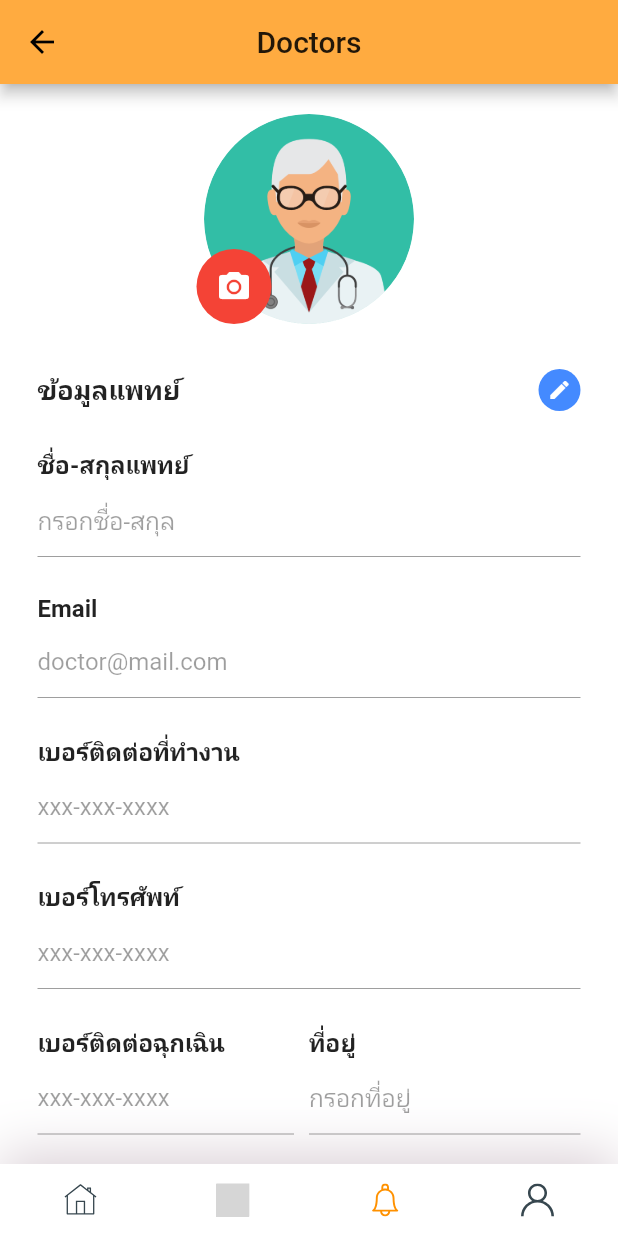
After one commit to mindme008/wangpharmalink, a Flutter app: the Home screen opened by its route, item 3 of the bottom bar chosen, after a tap on "เพิ่มแพทย์ผู้ดูแล", on a phone screen of 412 x 824 dp. The commit adds this screen. Run offline on Flutter 3.47's test engine with Material 2 defaults, Android fonts, the phone set to English and light mode, and no system bars; our stand-ins replace flare_flutter, flutter_local_notifications, flutter_svg, geolocator, rxdart, shared_preferences and 1 more; missing offline and left inert: android_alarm_manager; accounts and stored records are empty; grey boxes are pictures that could not be loaded.

Commit message:
อัป ui doctorprofile

```diff
--- a/lib/button/rounded_password_field.dart
+++ b/lib/button/rounded_password_field.dart
@@ -11,20 +11,31 @@ class RoundedPasswordField extends StatelessWidget{
 
   @override
   Widget build(BuildContext context){
+    bool _obscureText = true;
     return TextFieldContainer(
       child: TextField(
-        obscureText: true,
+        autofocus: false,
+        obscureText: _obscureText,
+        keyboardType: TextInputType.text,
         onChanged: onChange,
         decoration: InputDecoration(
           hintText: "Password",
           icon: Icon(Icons.lock,
             color: kPrimaryColor,
           ),
-          suffixIcon: Icon(Icons.visibility,color: kPrimaryColor,
-          ),   //eye
+          suffixIcon: GestureDetector(
+            child: Icon(
+              _obscureText ? Icons.visibility : Icons.visibility_off,
+              semanticLabel:
+              _obscureText ? 'show password' : 'hide password',
+            ),
+          ),  //eye
+
           border: InputBorder.none,
+
         ),
       ),
     );
   }
+
 }
--- /dev/null
+++ b/lib/components/Doctors/Body.dart
@@ -0,0 +1,104 @@
+import 'package:flutter/material.dart';
+import 'package:flutter_demo/components/Doctors/doctorprofile.dart';
+import 'package:flutter_demo/screens/AddDoctor_screen.dart';
+import 'package:flutter_demo/screens/DoctorProfile_screen.dart';
+
+class Body extends StatefulWidget {
+  @override
+  _MyDoctorPageState createState() => _MyDoctorPageState();
+}
+
+class _MyDoctorPageState extends State<Body> {
+  @override
+  Widget build(BuildContext context) {
+    return Scaffold(
+      //backgroundColor: kPrimary,
+      body: Padding(
+        padding: const EdgeInsets.symmetric(horizontal: 24),
+        child: Column(
+          crossAxisAlignment: CrossAxisAlignment.start,
+          children: [
+            SizedBox(height: 20),
+            Text(
+              'Add Doctors',
+              style: TextStyle(
+                color: Colors.black,
+                fontSize: 20,
+                fontWeight: FontWeight.bold,
+              ),
+            ),
+            SizedBox(height: 10),
+            ClipRRect(
+              borderRadius: BorderRadius.circular(20),
+              child:
+              FlatButton(
+                onPressed: () {
+                  Navigator.push(context,
+                    MaterialPageRoute(builder: (context) => DoctorProfileScreen()),
+                  );
+
+                },
+                padding: EdgeInsets.symmetric(horizontal: 15, vertical: 15),
+                color: Colors.blueGrey,
+                splashColor: Colors.black,
+                child: Row(
+                  mainAxisAlignment: MainAxisAlignment.center,
+                  children: [
+                    Icon(Icons.contact_phone,
+                      color: Colors.white,
+                      size: 25,
+                    ),
+                    SizedBox(width: 10),
+                    Text(
+                      'เพิ่มแพทย์ผู้ดูแล',
+                      style: TextStyle(
+                        color: Colors.white,
+                        fontSize: 18,
+                      ),
+                    )
+                  ],
+                ),
+              ),
+            ),
+            SizedBox(height: 60),
+            Row(
+              crossAxisAlignment: CrossAxisAlignment.center,
+              mainAxisAlignment: MainAxisAlignment.center,
+              children: [
+                CircleAvatar(
+                  radius: 65.0,
+                  backgroundImage: AssetImage('assets/images/doctor.png'),
+                  backgroundColor: Colors.white,
+                ),
+              ],
+            ),
+            SizedBox(height: 10.0,),
+            Row(
+                crossAxisAlignment: CrossAxisAlignment.center,
+                mainAxisAlignment: MainAxisAlignment.center,
+              children: [
+                Text('List your doctors',
+                    style: TextStyle(
+                      color:Colors.black,
+                      fontSize: 20.0,
+                    )),
+              ],
+            ),
+            SizedBox(height: 10.0,),
+            Row(
+              crossAxisAlignment: CrossAxisAlignment.center,
+              mainAxisAlignment: MainAxisAlignment.center,
+              children: [
+                Text('เพิ่มข้อมูลแพทย์ประจำตัว เพื่อง่ายต่อการนัดหมาย',
+                    style: TextStyle(
+                      color:Colors.black,
+                      fontSize: 12.0,
+                    )),
+              ],
+            ),
+          ],
+        ),
+      ),
+    );
+  }
+}
--- /dev/null
+++ b/lib/components/Doctors/doctorprofile.dart
@@ -0,0 +1,412 @@
+import 'package:flutter/material.dart';
+import 'package:flutter/cupertino.dart';
+import 'package:flutter_demo/models/patientdata.dart';
+import 'package:flutter/services.dart';
+
+import 'package:shared_preferences/shared_preferences.dart';
+import 'package:http/http.dart' as http;
+import 'dart:convert';
+
+class DoctorProfile extends StatefulWidget {
+  @override
+  DoctorProfileState createState() => DoctorProfileState();
+}
+
+class DoctorProfileState extends State<DoctorProfile>
+    with SingleTickerProviderStateMixin {
+  bool _status = true;
+  final FocusNode myFocusNode = FocusNode();
+
+  @override
+  Widget build(BuildContext context) {
+    return new Scaffold(
+        body:
+        new Container(
+          color: Colors.white,
+          child: new ListView(
+            children: <Widget>[
+              Column(
+                children: <Widget>[
+                  new Container(
+                    height: 190.0,
+                    color: Colors.white,
+                    child: new Column(
+                      children: <Widget>[
+                        Padding(
+                          padding: EdgeInsets.only(top: 20.0),
+                          child: new Stack(fit: StackFit.loose, children: <
+                              Widget>[
+                            new Row(
+                              crossAxisAlignment: CrossAxisAlignment.center,
+                              mainAxisAlignment: MainAxisAlignment.center,
+                              children: <Widget>[
+                                new Container(
+                                    width: 140.0,
+                                    height: 140.0,
+                                    decoration: new BoxDecoration(
+                                      shape: BoxShape.circle,
+                                      image: new DecorationImage(
+                                        image: new ExactAssetImage(
+                                            'assets/images/doctor.png'),
+                                        fit: BoxFit.cover,
+                                      ),
+                                    )),
+                              ],
+                            ),
+                            Padding(
+                                padding: EdgeInsets.only(
+                                    top: 90.0, right: 100.0),
+                                child: new Row(
+                                  mainAxisAlignment: MainAxisAlignment.center,
+                                  children: <Widget>[
+                                    new CircleAvatar(
+                                      backgroundColor: Colors.red,
+                                      radius: 25.0,
+                                      child: new Icon(
+                                        Icons.camera_alt,
+                                        color: Colors.white,
+                                      ),
+                                    )
+                                  ],
+                                )),
+                          ]),
+                        )
+                      ],
+                    ),
+                  ),
+                  new Container(
+                    color: Color(0xFFFFFFFF),
+                    child: Padding(
+                      padding: EdgeInsets.only(bottom: 40.0),
+                      child: new Column(
+                        crossAxisAlignment: CrossAxisAlignment.start,
+                        mainAxisAlignment: MainAxisAlignment.start,
+                        children: <Widget>[
+                          Padding(
+                              padding: EdgeInsets.only(
+                                  left: 25.0, right: 25.0, top: 0),
+                              child: new Row(
+                                mainAxisAlignment: MainAxisAlignment
+                                    .spaceBetween,
+                                mainAxisSize: MainAxisSize.max,
+                                children: <Widget>[
+                                  new Column(
+                                    mainAxisAlignment: MainAxisAlignment
+                                        .start,
+                                    mainAxisSize: MainAxisSize.min,
+                                    children: <Widget>[
+                                      new Text(
+                                        'ข้อมูลแพทย์',
+                                        style: TextStyle(
+                                            fontSize: 18.0,
+                                            fontWeight: FontWeight.bold),
+                                      ),
+                                    ],
+                                  ),
+                                  new Column(
+                                    mainAxisAlignment: MainAxisAlignment.end,
+                                    mainAxisSize: MainAxisSize.min,
+                                    children: <Widget>[
+                                      _status
+                                          ? _getEditIcon()
+                                          : new Container(),
+                                    ],
+                                  )
+                                ],
+                              )),
+                          Padding(
+                              padding: EdgeInsets.only(
+                                  left: 25.0, right: 25.0, top: 25.0),
+                              child: new Row(
+                                mainAxisSize: MainAxisSize.max,
+                                children: <Widget>[
+                                  new Column(
+                                    mainAxisAlignment: MainAxisAlignment
+                                        .start,
+                                    mainAxisSize: MainAxisSize.min,
+                                    children: <Widget>[
+                                      new Text('ชื่อ-สกุลแพทย์',
+                                        style: TextStyle(
+                                            fontSize: 16.0,
+                                            fontWeight: FontWeight.bold),
+                                      ),
+                                    ],
+                                  ),
+                                ],
+                              )),
+                          Padding(
+                              padding: EdgeInsets.only(
+                                  left: 25.0, right: 25.0, top: 2.0),
+                              child: new Row(
+                                mainAxisSize: MainAxisSize.max,
+                                children: <Widget>[
+                                  new Flexible(
+                                    child: new TextField(
+                                      decoration: const InputDecoration(
+                                        hintText: "กรอกชื่อ-สกุล",
+                                      ),
+                                      enabled: !_status,
+                                      autofocus: !_status,
+
+                                    ),
+                                  ),
+                                ],
+                              )),
+                          Padding(
+                              padding: EdgeInsets.only(
+                                  left: 25.0, right: 25.0, top: 25.0),
+                              child: new Row(
+                                mainAxisSize: MainAxisSize.max,
+                                children: <Widget>[
+                                  new Column(
+                                    mainAxisAlignment: MainAxisAlignment
+                                        .start,
+                                    mainAxisSize: MainAxisSize.min,
+                                    children: <Widget>[
+                                      new Text(
+                                        'Email',
+                                        style: TextStyle(
+                                            fontSize: 16.0,
+                                            fontWeight: FontWeight.bold),
+                                      ),
+                                    ],
+                                  ),
+                                ],
+                              )),
+                          Padding(
+                              padding: EdgeInsets.only(
+                                  left: 25.0, right: 25.0, top: 2.0),
+                              child: new Row(
+                                mainAxisSize: MainAxisSize.max,
+                                children: <Widget>[
+                                  new Flexible(
+                                    child: new TextField(
+                                      decoration: const InputDecoration(
+                                          hintText: "doctor@mail.com"),
+                                      enabled: !_status,
+                                    ),
+                                  ),
+                                ],
+                              )),
+                          Padding(
+                              padding: EdgeInsets.only(
+                                  left: 25.0, right: 25.0, top: 25.0),
+                              child: new Row(
+                                mainAxisSize: MainAxisSize.max,
+                                children: <Widget>[
+                                  new Column(
+                                    mainAxisAlignment: MainAxisAlignment
+                                        .start,
+                                    mainAxisSize: MainAxisSize.min,
+                                    children: <Widget>[
+                                      new Text(
+                                        'เบอร์ติดต่อที่ทำงาน',
+                                        style: TextStyle(
+                                            fontSize: 16.0,
+                                            fontWeight: FontWeight.bold),
+                                      ),
+                                    ],
+                                  ),
+                                ],
+                              )),
+                          Padding(
+                              padding: EdgeInsets.only(
+                                  left: 25.0, right: 25.0, top: 2.0),
+                              child: new Row(
+                                mainAxisSize: MainAxisSize.max,
+                                children: <Widget>[
+                                  new Flexible(
+                                    child: new TextField(
+                                      decoration: const InputDecoration(
+                                          hintText: "xxx-xxx-xxxx"),
+                                      enabled: !_status,
+                                    ),
+                                  ),
+                                ],
+                              )),
+                          Padding(
+                              padding: EdgeInsets.only(
+                                  left: 25.0, right: 25.0, top: 25.0),
+                              child: new Row(
+                                mainAxisSize: MainAxisSize.max,
+                                children: <Widget>[
+                                  new Column(
+                                    mainAxisAlignment: MainAxisAlignment
+                                        .start,
+                                    mainAxisSize: MainAxisSize.min,
+                                    children: <Widget>[
+                                      new Text(
+                                        'เบอร์โทรศัพท์',
+                                        style: TextStyle(
+                                            fontSize: 16.0,
+                                            fontWeight: FontWeight.bold),
+                                      ),
+                                    ],
+                                  ),
+                                ],
+                              )),
+                          Padding(
+                              padding: EdgeInsets.only(
+                                  left: 25.0, right: 25.0, top: 2.0),
+                              child: new Row(
+                                mainAxisSize: MainAxisSize.max,
+                                children: <Widget>[
+                                  new Flexible(
+                                    child: new TextField(
+                                      decoration: const InputDecoration(
+                                          hintText: "xxx-xxx-xxxx"),
+                                      enabled: !_status,
+                                    ),
+                                  ),
+                                ],
+                              )),
+                          Padding(
+                              padding: EdgeInsets.only(
+                                  left: 25.0, right: 25.0, top: 25.0),
+                              child: new Row(
+                                mainAxisSize: MainAxisSize.max,
+                                mainAxisAlignment: MainAxisAlignment.start,
+                                children: <Widget>[
+                                  Expanded(
+                                    child: Container(
+                                      child: new Text(
+                                        'เบอร์ติดต่อฉุกเฉิน',
+                                        style: TextStyle(
+                                            fontSize: 16.0,
+                                            fontWeight: FontWeight.bold),
+                                      ),
+                                    ),
+                                    flex: 2,
+                                  ),
+                                  Expanded(
+                                    child: Container(
+                                      child: new Text(
+                                        'ที่อยู่',
+                                        style: TextStyle(
+                                            fontSize: 16.0,
+                                            fontWeight: FontWeight.bold),
+                                      ),
+                                    ),
+                                    flex: 2,
+                                  ),
+                                ],
+                              )),
+                          Padding(
+                              padding: EdgeInsets.only(
+                                  left: 25.0, right: 25.0, top: 2.0),
+                              child: new Row(
+                                mainAxisSize: MainAxisSize.max,
+                                mainAxisAlignment: MainAxisAlignment.start,
+                                children: <Widget>[
+                                  Flexible(
+                                    child: Padding(
+                                      padding: EdgeInsets.only(right: 10.0),
+                                      child: new TextField(
+                                        decoration: const InputDecoration(
+                                            hintText: "xxx-xxx-xxxx"),
+                                        enabled: !_status,
+                                      ),
+                                    ),
+                                    flex: 2,
+                                  ),
+                                  Flexible(
+                                    child: new TextField(
+                                      decoration: const InputDecoration(
+                                          hintText: "กรอกที่อยู่"),
+                                      enabled: !_status,
+                                    ),
+                                    flex: 2,
+                                  ),
+                                ],
+                              )),
+                          !_status ? _getActionButtons() : new Container(),
+                        ],
+                      ),
+                    ),
+                  )
+                ],
+              ),
+            ],
+          ),
+        )
+    );
+  }
+
+  @override
+  void dispose() {
+    // Clean up the controller when the Widget is disposed
+    myFocusNode.dispose();
+    super.dispose();
+  }
+
+  Widget _getActionButtons() {
+    return Padding(
+      padding: EdgeInsets.only(left: 25.0, right: 25.0, top: 45.0),
+      child: new Row(
+        mainAxisSize: MainAxisSize.max,
+        mainAxisAlignment: MainAxisAlignment.start,
+        children: <Widget>[
+          Expanded(
+            child: Padding(
+              padding: EdgeInsets.only(right: 10.0),
+              child: Container(
+                  child: new RaisedButton(
+                    child: new Text("Save"),
+                    textColor: Colors.white,
+                    color: Colors.green,
+                    onPressed: () {
+                      setState(() {
+                        _status = true;
+                        FocusScope.of(context).requestFocus(new FocusNode());
+                      });
+                    },
+                    shape: new RoundedRectangleBorder(
+                        borderRadius: new BorderRadius.circular(20.0)),
+                  )),
+            ),
+            flex: 2,
+          ),
+          Expanded(
+            child: Padding(
+              padding: EdgeInsets.only(left: 10.0),
+              child: Container(
+                  child: new RaisedButton(
+                    child: new Text("Cancel"),
+                    textColor: Colors.white,
+                    color: Colors.red,
+                    onPressed: () {
+                      setState(() {
+                        _status = true;
+                        FocusScope.of(context).requestFocus(new FocusNode());
+                      });
+                    },
+                    shape: new RoundedRectangleBorder(
+                        borderRadius: new BorderRadius.circular(20.0)),
+                  )),
+            ),
+            flex: 2,
+          ),
+        ],
+      ),
+    );
+  }
+
+  Widget _getEditIcon() {
+    return new GestureDetector(
+      child: new CircleAvatar(
+        backgroundColor: Colors.blueAccent,
+        radius: 14.0,
+        child: new Icon(
+          Icons.edit,
+          color: Colors.white,
+          size: 16.0,
+        ),
+      ),
+      onTap: () {
+        setState(() {
+          _status = false;
+        });
+      },
+    );
+  }
+}
--- a/lib/models/NavItem.dart
+++ b/lib/models/NavItem.dart
@@ -1,4 +1,6 @@
 import 'package:flutter/material.dart';
+import 'package:flutter_demo/screens/AddDoctor_screen.dart';
+import 'package:flutter_demo/screens/Chat_sceen.dart';
 import 'package:flutter_demo/screens/Home_screen.dart';
 import 'package:flutter_demo/screens/Notification_screen.dart';
 import 'package:flutter_demo/screens/Profile_screen.dart';
@@ -35,11 +37,12 @@ class NavItems extends ChangeNotifier{
     NavItem(
     id: 2,
     icon: "assets/icons/comment.svg",
+      destination: ChatScreen(),
     ),
     NavItem(
     id: 3,
     icon: "assets/icons/notification.svg",
-      destination: NotificationScreen(),
+      destination: AddDoctorScreen(),
     ),
     NavItem(
     id: 4,
--- /dev/null
+++ b/lib/screens/AddDoctor_screen.dart
@@ -0,0 +1,38 @@
+import 'package:flutter/material.dart';
+import 'package:flutter_demo/button/my_bottom_nav_bar.dart';
+import 'package:flutter_demo/components/Doctors/Body.dart';
+import 'package:flutter_demo/constants.dart';
+import 'package:flutter_demo/models/moods.dart';
+import 'package:flutter_demo/screens/main_drawer.dart';
+import 'package:flutter_demo/size.config.dart';
+import 'package:flutter_svg/svg.dart';
+
+class AddDoctorScreen extends StatelessWidget {
+  @override
+  Widget build(BuildContext context) {
+    SizeConfig().init(context);
+    return Scaffold(
+      backgroundColor: Colors.white,
+      appBar: buildAppBar(),
+      drawer: MainDrawer(),
+      body: Body(),
+      bottomNavigationBar: MyBottomNavBar(),
+    );
+  }
+  AppBar buildAppBar() {
+    return AppBar(
+      centerTitle: true,
+      title: Text("Doctors"),
+      actions: <Widget>[
+        IconButton(
+            icon: SvgPicture.asset("assets/icons/search.svg"),
+            onPressed: (){}
+        ),
+        SizedBox(width: SizeConfig.defaultSize * 0.5,)
+      ],
+    );
+
+  }
+
+
+}
--- /dev/null
+++ b/lib/screens/DoctorProfile_screen.dart
@@ -0,0 +1,24 @@
+import 'package:flutter/material.dart';
+import 'package:flutter_demo/button/my_bottom_nav_bar.dart';
+import 'package:flutter_demo/components/Doctors/doctorprofile.dart';
+import 'package:flutter_demo/components/profile/caregiver.dart';
+import 'package:flutter_demo/constants.dart';
+import 'package:flutter_demo/size.config.dart';
+import 'package:flutter_demo/models/NavItem.dart';
+import 'package:flutter_demo/components/profile/body.dart';
+
+class DoctorProfileScreen extends StatelessWidget{
+  @override
+  Widget build(BuildContext context) {
+    SizeConfig().init(context);
+    return Scaffold(
+      appBar: AppBar(
+        backgroundColor: Colors.orangeAccent,
+        centerTitle: true,
+        title: Text("Doctors"),
+      ),
+      body: DoctorProfile(),
+      bottomNavigationBar: MyBottomNavBar(),
+    );
+  }
+}
```
Also changed, not shown: assets/images/doctor.png (added).
